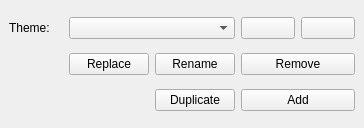
This is selector_dockwidget_base.ui in mach0/themeselector as Qt 5 draws it before an edit. The edited form follows.
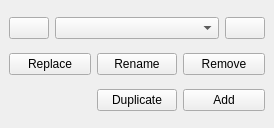
This is the edited form.

Commit message: adjust GUI more Userfriendly

Diff of the .ui file:
```diff
--- a/selector_dockwidget_base.ui
+++ b/selector_dockwidget_base.ui
@@ -6,7 +6,7 @@
    <rect>
     <x>0</x>
     <y>0</y>
-    <width>364</width>
+    <width>274</width>
     <height>128</height>
    </rect>
   </property>
@@ -18,24 +18,7 @@
   </property>
   <widget class="QWidget" name="dockWidgetContents">
    <layout class="QGridLayout" name="gridLayout">
-    <item row="3" column="4">
-     <widget class="QPushButton" name="pushButton_rename">
-      <property name="toolTip">
-       <string>Rename theme</string>
-      </property>
-      <property name="text">
-       <string>Rename</string>
-      </property>
-     </widget>
-    </item>
     <item row="0" column="0">
-     <widget class="QLabel" name="label">
-      <property name="text">
-       <string>Theme:</string>
-      </property>
-     </widget>
-    </item>
-    <item row="0" column="5">
      <widget class="QPushButton" name="pushButton_up">
       <property name="toolTip">
        <string>Ctrl-Up Shortcut</string>
@@ -51,7 +34,14 @@
       </property>
      </widget>
     </item>
-    <item row="0" column="6">
+    <item row="0" column="1" colspan="3">
+     <widget class="QComboBox" name="PresetComboBox">
+      <property name="toolTip">
+       <string>Themebox</string>
+      </property>
+     </widget>
+    </item>
+    <item row="0" column="4">
      <widget class="QPushButton" name="pushButton_down">
       <property name="toolTip">
        <string>Ctrl-Down Shortcut</string>
@@ -67,7 +57,27 @@
       </property>
      </widget>
     </item>
-    <item row="3" column="5" colspan="2">
+    <item row="1" column="0" colspan="2">
+     <widget class="QPushButton" name="pushButton_replace">
+      <property name="toolTip">
+       <string>Replace theme in dropdown box with what is actually on map</string>
+      </property>
+      <property name="text">
+       <string>Replace</string>
+      </property>
+     </widget>
+    </item>
+    <item row="1" column="2">
+     <widget class="QPushButton" name="pushButton_rename">
+      <property name="toolTip">
+       <string>Rename theme</string>
+      </property>
+      <property name="text">
+       <string>Rename</string>
+      </property>
+     </widget>
+    </item>
+    <item row="1" column="3" colspan="2">
      <widget class="QPushButton" name="pushButton_remove">
       <property name="toolTip">
        <string>Remove theme</string>
@@ -83,24 +93,7 @@
       </property>
      </widget>
     </item>
-    <item row="0" column="3" colspan="2">
-     <widget class="QComboBox" name="PresetComboBox">
-      <property name="toolTip">
-       <string>Themebox</string>
-      </property>
-     </widget>
-    </item>
-    <item row="3" column="3">
-     <widget class="QPushButton" name="pushButton_replace">
-      <property name="toolTip">
-       <string>Replace theme in dropdown box with what is actually on map</string>
-      </property>
-      <property name="text">
-       <string>Replace</string>
-      </property>
-     </widget>
-    </item>
-    <item row="4" column="4">
+    <item row="2" column="2">
      <widget class="QPushButton" name="pushButton_duplicate">
       <property name="toolTip">
        <string>Duplicate theme</string>
@@ -110,7 +103,7 @@
       </property>
      </widget>
     </item>
-    <item row="4" column="5" colspan="2">
+    <item row="2" column="3" colspan="2">
      <widget class="QPushButton" name="pushButton_add">
       <property name="toolTip">
        <string>Add shown map layers as new theme</string>
```
The commit also changes 1 other file.
